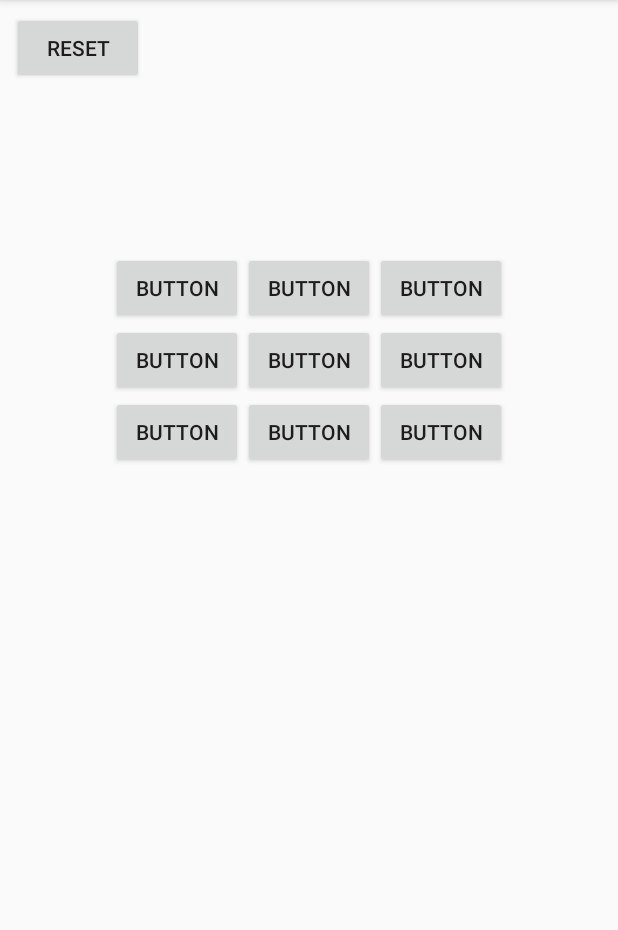
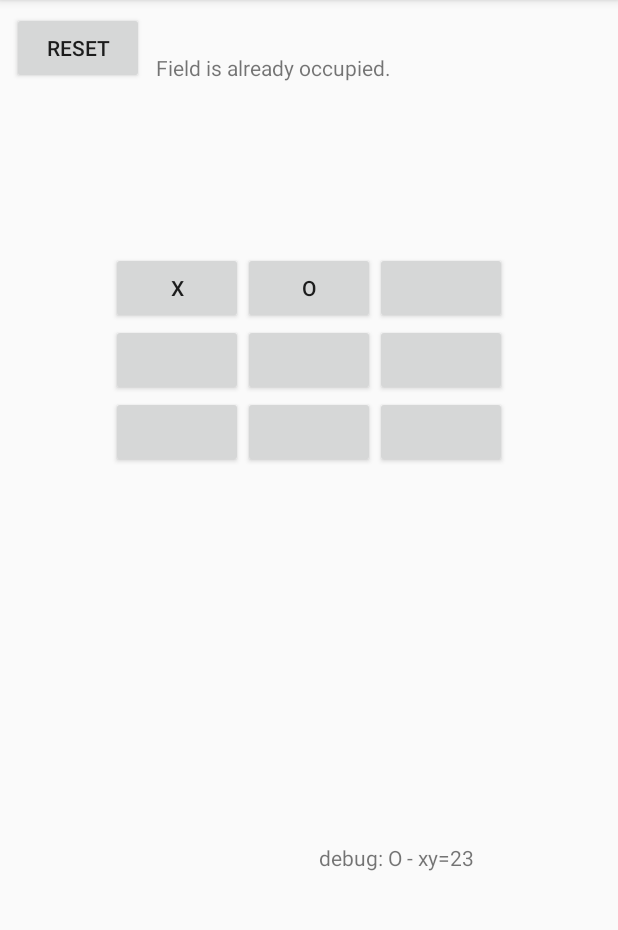
Before and after one commit to Harriss1/ThreeWinsGrafic, an Android app: the screen it shows after launch (MainActivity), in the options menu, after a tap on "Settings", on a phone screen of 412 x 824 dp, the part 84-1014 px from its top. Run offline under Robolectric (Android 15) with nearby library versions, the phone set to English and light mode, and no system bars; 2 statements that could not run were skipped.

Commit message:
implemented button grid from view to vm

```diff
--- a/app/src/main/java/com/example/threewinsgame/MainActivity.java
+++ b/app/src/main/java/com/example/threewinsgame/MainActivity.java
@@ -9,6 +9,9 @@ import android.view.MenuItem;
 import android.widget.Button;
 import android.widget.TextView;
 
+import com.example.threewinsgame.Model.ThreeWins;
+import com.example.threewinsgame.ViewModel.DisplayableGame;
+import com.example.threewinsgame.ViewModel.VersionControlVM;
 import com.example.threewinsgame.ViewModel.ViewModel;
 import com.example.threewinsgame.ViewModel.ThreeWinsVM;
 
@@ -16,6 +19,7 @@ public class MainActivity extends AppCompatActivity {
 
     TextView a1, a2, a3, b1, b2, b3, c1, c2, c3;
     ThreeWinsVM gameVM = new ThreeWinsVM();
+    VersionControlVM versionVM = new VersionControlVM();
 
 
 
@@ -39,12 +43,15 @@ public class MainActivity extends AppCompatActivity {
         c2 = (TextView)findViewById(R.id.c2);
         c3 = (TextView)findViewById(R.id.c3);
 
+
         final Button btA1 = (Button) findViewById(R.id.a1);
 
         btA1.setOnClickListener(new View.OnClickListener() {
             @Override
             public void onClick(View v) {
+                a1.setText("O");
                 gameVM.setMove(1,3);
+                updateGameView(gameVM.getGameView());
                 //gameConnector.setMove(1,1);
             }
         });
@@ -54,6 +61,7 @@ public class MainActivity extends AppCompatActivity {
             @Override
             public void onClick(View v) {
                 gameVM.setMove(2,3);
+                updateGameView(gameVM.getGameView());
                 //gameConnector.setMove(1,1);
             }
         });
@@ -63,6 +71,7 @@ public class MainActivity extends AppCompatActivity {
             @Override
             public void onClick(View v) {
                 gameVM.setMove(3,3);
+                updateGameView(gameVM.getGameView());
                 //gameConnector.setMove(1,1);
             }
         });
@@ -72,6 +81,7 @@ public class MainActivity extends AppCompatActivity {
             @Override
             public void onClick(View v) {
                 gameVM.setMove(1,2);
+                updateGameView(gameVM.getGameView());
                 //gameConnector.setMove(1,1);
             }
         });
@@ -81,6 +91,7 @@ public class MainActivity extends AppCompatActivity {
             @Override
             public void onClick(View v) {
                 gameVM.setMove(2,2);
+                updateGameView(gameVM.getGameView());
                 //gameConnector.setMove(1,1);
             }
         });
@@ -90,6 +101,7 @@ public class MainActivity extends AppCompatActivity {
             @Override
             public void onClick(View v) {
                 gameVM.setMove(3, 2);
+                updateGameView(gameVM.getGameView());
                 //gameConnector.setMove(1,1);
             }
         });
@@ -99,6 +111,7 @@ public class MainActivity extends AppCompatActivity {
             @Override
             public void onClick(View v) {
                 gameVM.setMove(1,1);
+                updateGameView(gameVM.getGameView());
                 //gameConnector.setMove(1,1);
             }
         });
@@ -108,6 +121,7 @@ public class MainActivity extends AppCompatActivity {
             @Override
             public void onClick(View v) {
                 gameVM.setMove(2,1);
+                updateGameView(gameVM.getGameView());
                 //gameConnector.setMove(1,1);
             }
         });
@@ -117,6 +131,7 @@ public class MainActivity extends AppCompatActivity {
             @Override
             public void onClick(View v) {
                 gameVM.setMove(3,1);
+                updateGameView(gameVM.getGameView());
                 //gameConnector.setMove(1,1);
             }
         });
@@ -143,4 +158,30 @@ public class MainActivity extends AppCompatActivity {
 
         return super.onOptionsItemSelected(item);
     }
+
+    public void updateGameView(DisplayableGame gameView){
+
+        TextView debug = (TextView)findViewById(R.id.debug);
+        String text="debug: ";
+        text += gameView.fieldFilledWith;
+        text += " - xy="+ Integer.toString(gameView.x) + Integer.toString(gameView.y);
+        debug.setText(text);
+
+        if (gameView.x==1 && gameView.y==3) a1.setText(gameView.fieldFilledWith);
+        if (gameView.x==2 && gameView.y==3) a2.setText(gameView.fieldFilledWith);
+        if (gameView.x==3 && gameView.y==3) a3.setText(gameView.fieldFilledWith);
+
+        if (gameView.x==1 && gameView.y==2) b1.setText(gameView.fieldFilledWith);
+        if (gameView.x==2 && gameView.y==2) b2.setText(gameView.fieldFilledWith);
+        if (gameView.x==3 && gameView.y==2) b3.setText(gameView.fieldFilledWith);
+
+        if (gameView.x==1 && gameView.y==1) c1.setText(gameView.fieldFilledWith);
+        if (gameView.x==2 && gameView.y==1) c2.setText(gameView.fieldFilledWith);
+        if (gameView.x==3 && gameView.y==1) c3.setText(gameView.fieldFilledWith);
+
+        TextView userHint = (TextView) findViewById(R.id.userHint);
+        userHint.setText(gameView.userHint);
+        TextView userErrorHint = (TextView) findViewById(R.id.userErrorHint);
+        userErrorHint.setText(gameView.userErrorHint);
+    }
 }
--- /dev/null
+++ b/app/src/main/java/com/example/threewinsgame/Model/ThreeWins.java
@@ -0,0 +1,122 @@
+package com.example.threewinsgame.Model;
+import java.util.ArrayList;
+
+public class ThreeWins {
+
+
+    private String userHint = "";
+    private String userErrorHint = "";
+
+    private int playerAtTurn=1;
+    private String player1Label = "X";
+    private String player2Label = "O";
+
+    ArrayList<Grid> grid = new ArrayList<Grid>();
+
+    Grid lastModifiedPoint = new Grid();
+
+    private class Grid{
+        public int x;
+        public int y;
+        public int filledWith;
+        public Grid(){
+            //0=empty, 1=player1, 2=player2
+            filledWith=0;
+        }
+    }
+
+    public class DataUpdates{
+        public int x,y;
+        public int filledWith;
+        public String userHint;
+        public String userErrorHint;
+        public DataUpdates(int x, int y){
+            filledWith=0;
+            this.x=x;
+            this.y=y;
+            userHint="";
+            userErrorHint="";
+        }
+    }
+
+    public ThreeWins(){
+        for (int x=1;x<=3;x++){
+            for (int y=1; y<=3;y++){
+                Grid g = new Grid();
+                g.x=x;
+                g.y=y;
+                grid.add(g);
+            }
+        }
+    }
+
+    private void updateGridFill(int x, int y, int filledWith){
+        for (Grid i: grid){
+            if(i.x==x && i.y==y){
+                i.filledWith=filledWith;
+                lastModifiedPoint=i;
+            }
+        }
+    }
+
+    public void setMove(int x, int y){
+        if (checkWin()){
+            return;
+        }
+
+        if (checkOccupied(x,y)){
+            return;
+        }
+        updateGridFill(x,y,playerAtTurn);
+        switchPlayer();
+        checkWin();
+    }
+
+    private void switchPlayer(){
+        if (playerAtTurn==1) playerAtTurn = 2;
+        else playerAtTurn = 1;
+    }
+
+    private boolean checkWin(){
+        boolean winCheck = false;
+
+        if (false){
+            userErrorHint = "Can't set move if you won.";
+        }
+
+        for (Grid i : grid){
+
+        }
+        if(grid.get(0).filledWith==0){
+
+        }
+        return winCheck;
+    }
+
+    private boolean checkOccupied(int x, int y){
+        boolean isOccupied = false;
+        if (lastModifiedPoint.x == x && lastModifiedPoint.y == y) isOccupied =true;
+        if (isOccupied){
+            userErrorHint = "Field is already occupied.";
+        }
+        return isOccupied;
+    }
+
+    private void getUpdatedFields(){
+
+    }
+
+    private void getUpdatedHints(){
+
+    }
+
+    public DataUpdates getDataUpdates(){
+        DataUpdates data = new DataUpdates(lastModifiedPoint.x, lastModifiedPoint.y);
+        data.userHint=this.userHint;
+        data.userErrorHint=this.userErrorHint;
+        data.filledWith=lastModifiedPoint.filledWith;
+        //int x, int y, playerLabel
+        //hint (won?), errorHint (occupied)
+        return data;
+    }
+}
--- /dev/null
+++ b/app/src/main/java/com/example/threewinsgame/ViewModel/DisplayableGame.java
@@ -0,0 +1,12 @@
+package com.example.threewinsgame.ViewModel;
+
+public class DisplayableGame{
+    public int x;
+    public int y;
+    public String fieldFilledWith="";
+    public String userHint="";
+    public String userErrorHint="";
+    public DisplayableGame(){
+
+    }
+}
--- a/app/src/main/java/com/example/threewinsgame/ViewModel/ThreeWinsVM.java
+++ b/app/src/main/java/com/example/threewinsgame/ViewModel/ThreeWinsVM.java
@@ -1,14 +1,34 @@
 package com.example.threewinsgame.ViewModel;
-
-import android.view.View;
+import com.example.threewinsgame.Model.ThreeWins;
+import com.example.threewinsgame.ViewModel.DisplayableGame;
 
 public class ThreeWinsVM extends ViewModel {
+
+    ThreeWins game = new ThreeWins();
+
 
     public ThreeWinsVM(){
         super();
     }
 
     public void setMove(int x, int y){
+        game.setMove(x,y);
+    }
+    public DisplayableGame getGameView(){
+        DisplayableGame viewUpdate = new DisplayableGame();
+        viewUpdate.x=game.getDataUpdates().x;
+        viewUpdate.y=game.getDataUpdates().y;
+        viewUpdate.userErrorHint=game.getDataUpdates().userErrorHint;
+        viewUpdate.userHint=game.getDataUpdates().userHint;
+        if(game.getDataUpdates().filledWith==0){
+            viewUpdate.fieldFilledWith="";
 
+        } else {
+            if (game.getDataUpdates().filledWith==1) viewUpdate.fieldFilledWith="X";
+            else viewUpdate.fieldFilledWith="O";
+        }
+
+        return viewUpdate;
     }
+
 }
--- /dev/null
+++ b/app/src/main/java/com/example/threewinsgame/ViewModel/VersionControlVM.java
@@ -0,0 +1,14 @@
+package com.example.threewinsgame.ViewModel;
+import com.example.threewinsgame.Model.VersionControl;
+
+public class VersionControlVM extends ViewModel{
+    VersionControl version = new VersionControl();
+
+    public VersionControlVM(){
+
+    }
+
+    public String getVersionString(){
+        return version.getVersionString();
+    }
+}
--- a/app/src/main/res/layout/content_main.xml
+++ b/app/src/main/res/layout/content_main.xml
@@ -9,7 +9,7 @@
     tools:showIn="@layout/activity_main">
 
     <Button
-        android:id="@+id/button"
+        android:id="@+id/reset"
         android:layout_width="wrap_content"
         android:layout_height="wrap_content"
         android:layout_marginStart="8dp"
@@ -24,7 +24,6 @@
         android:layout_width="wrap_content"
         android:layout_height="wrap_content"
         android:layout_marginTop="8dp"
-        android:text="Button"
         app:layout_constraintEnd_toStartOf="@+id/a2"
         app:layout_constraintTop_toTopOf="@+id/guideline" />
 
@@ -33,7 +32,6 @@
         android:layout_width="wrap_content"
         android:layout_height="wrap_content"
         android:layout_marginTop="8dp"
-        android:text="Button"
         app:layout_constraintEnd_toEndOf="parent"
         app:layout_constraintHorizontal_bias="0.5"
         app:layout_constraintStart_toStartOf="parent"
@@ -44,7 +42,6 @@
         android:layout_width="wrap_content"
         android:layout_height="wrap_content"
         android:layout_marginTop="8dp"
-        android:text="Button"
         app:layout_constraintStart_toEndOf="@+id/a2"
         app:layout_constraintTop_toTopOf="@+id/guideline" />
 
@@ -52,7 +49,6 @@
         android:id="@+id/b1"
         android:layout_width="wrap_content"
         android:layout_height="wrap_content"
-        android:text="Button"
         app:layout_constraintEnd_toStartOf="@+id/b2"
         app:layout_constraintTop_toBottomOf="@+id/a1" />
 
@@ -60,7 +56,6 @@
         android:id="@+id/b2"
         android:layout_width="wrap_content"
         android:layout_height="wrap_content"
-        android:text="Button"
         app:layout_constraintEnd_toEndOf="parent"
         app:layout_constraintHorizontal_bias="0.5"
         app:layout_constraintStart_toStartOf="parent"
@@ -70,7 +65,6 @@
         android:id="@+id/b3"
         android:layout_width="wrap_content"
         android:layout_height="wrap_content"
-        android:text="Button"
         app:layout_constraintStart_toEndOf="@+id/b2"
         app:layout_constraintTop_toBottomOf="@+id/a3" />
 
@@ -78,7 +72,6 @@
         android:id="@+id/c1"
         android:layout_width="wrap_content"
         android:layout_height="wrap_content"
-        android:text="Button"
         app:layout_constraintEnd_toStartOf="@+id/c2"
         app:layout_constraintTop_toBottomOf="@+id/b1" />
 
@@ -86,7 +79,6 @@
         android:id="@+id/c2"
         android:layout_width="wrap_content"
         android:layout_height="wrap_content"
-        android:text="Button"
         app:layout_constraintEnd_toEndOf="parent"
         app:layout_constraintHorizontal_bias="0.5"
         app:layout_constraintStart_toStartOf="parent"
@@ -96,7 +88,6 @@
         android:id="@+id/c3"
         android:layout_width="wrap_content"
         android:layout_height="wrap_content"
-        android:text="Button"
         app:layout_constraintStart_toEndOf="@+id/c2"
         app:layout_constraintTop_toBottomOf="@+id/b3" />
 
@@ -107,4 +98,36 @@
         android:orientation="horizontal"
         app:layout_constraintGuide_begin="160dp" />
 
+    <TextView
+        android:id="@+id/debug"
+        android:layout_width="164dp"
+        android:layout_height="164dp"
+        android:layout_marginEnd="35dp"
+        android:layout_marginRight="35dp"
+        android:layout_marginBottom="42dp"
+        android:text="TextView"
+        app:layout_constraintBottom_toBottomOf="parent"
+        app:layout_constraintEnd_toEndOf="parent" />
+
+    <TextView
+        android:id="@+id/userHint"
+        android:layout_width="wrap_content"
+        android:layout_height="wrap_content"
+        android:layout_marginStart="8dp"
+        android:layout_marginLeft="8dp"
+        android:text='To start place first "X"'
+        app:layout_constraintStart_toEndOf="@+id/reset"
+        app:layout_constraintTop_toTopOf="@+id/reset" />
+
+    <TextView
+        android:id="@+id/userErrorHint"
+        android:layout_width="wrap_content"
+        android:layout_height="wrap_content"
+        android:layout_marginStart="8dp"
+        android:layout_marginLeft="8dp"
+        android:layout_marginTop="8dp"
+        android:text="userErrorHint"
+        app:layout_constraintStart_toEndOf="@+id/reset"
+        app:layout_constraintTop_toBottomOf="@+id/userHint" />
+
 </android.support.constraint.ConstraintLayout>
```
